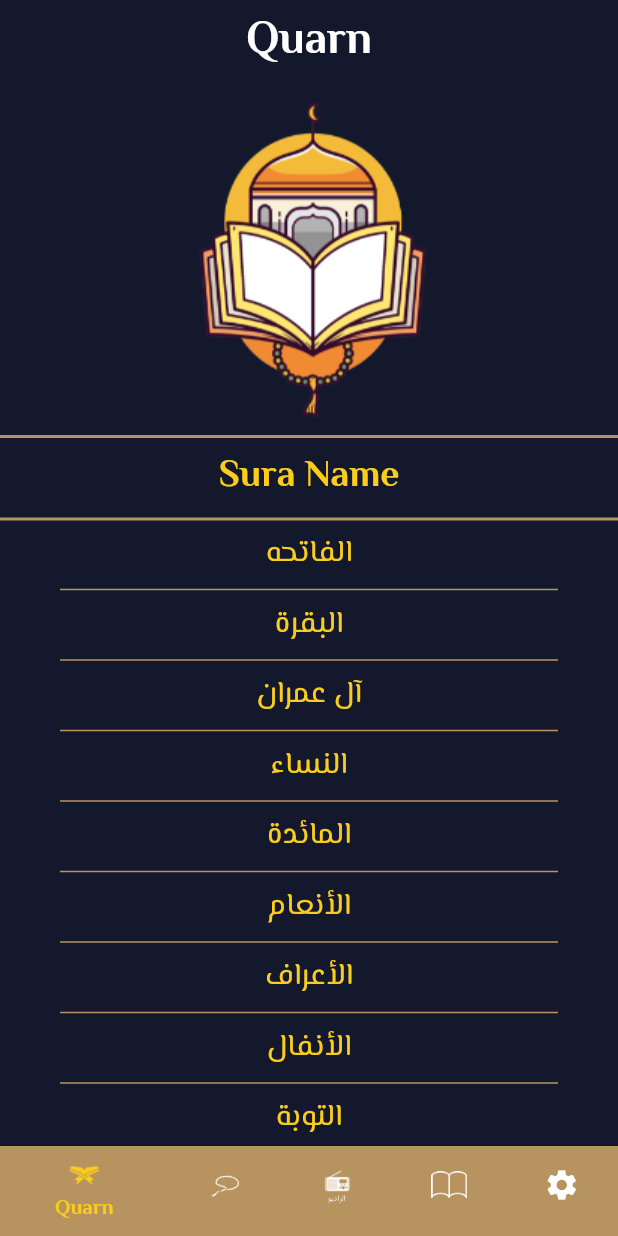
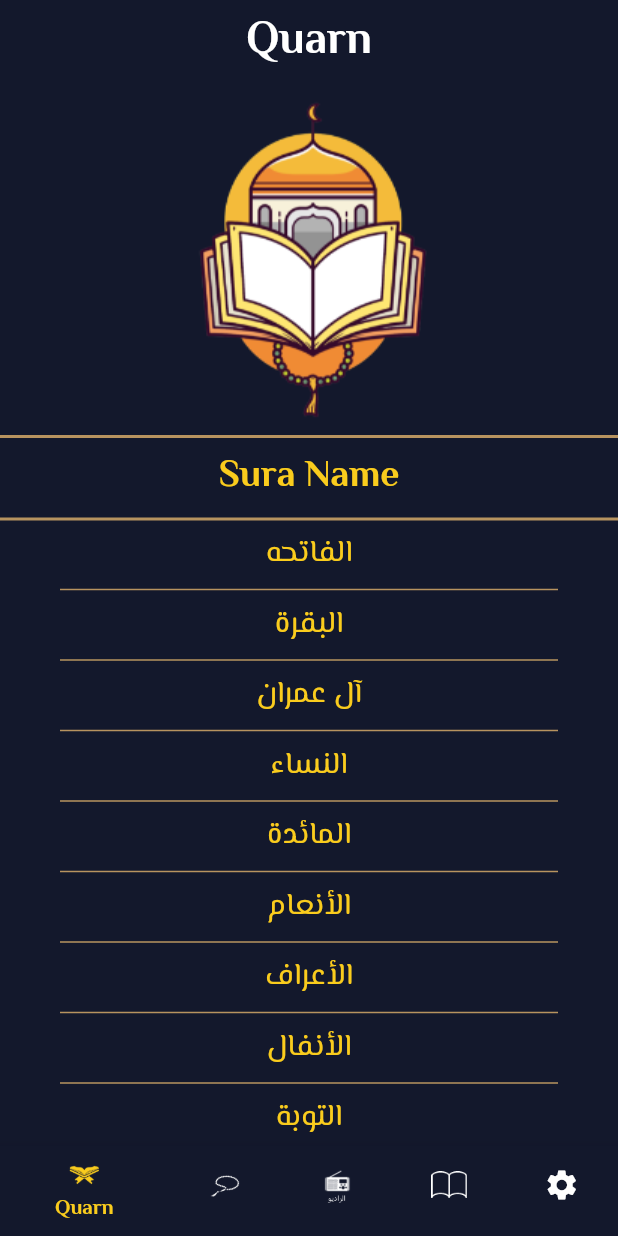
Before and after one commit to osamaromeh10/islamiapp, a Flutter app: the screen it shows after launch, on a phone screen of 412 x 824 dp. Run offline on Flutter 3.47's test engine with Material 2 defaults, Android fonts, the phone set to English and light mode, and no system bars; our stand-ins replace google_fonts, shared_preferences.

Commit message:
add dark theme and enable this Finish Dark Mode Install Dark mode and made a switch between Themes on my app complete 90% of Themeing My Application complete 98% of Themeing My Application

```diff
--- a/lib/home.dart
+++ b/lib/home.dart
@@ -1,5 +1,5 @@
 import 'package:flutter/material.dart';
-import 'package:islami_app/my_Theme_Data.dart';
+
 import 'package:islami_app/tabs/ahadeth_tab.dart';
 import 'package:islami_app/tabs/quarn_tab.dart';
 import 'package:islami_app/tabs/radio_tab.dart';
@@ -24,13 +24,11 @@ class _HomeScreenState extends State<HomeScreen> {
     "Settings",
   ];
   int index = 0;
-
   @override
   Widget build(BuildContext context) {
     return Stack(children: [
       Image.asset(
         "assets/images/background.png",
-
         width: double.infinity,
         height: double.infinity,
         fit: BoxFit.cover,
@@ -49,25 +47,25 @@ class _HomeScreenState extends State<HomeScreen> {
           },
           items: [
             BottomNavigationBarItem(
-                icon: ImageIcon(AssetImage("assets/images/quran.png")),
+                icon: const ImageIcon(AssetImage("assets/images/quran.png")),
                 label: "Quarn",
-                backgroundColor: MyThemeData.PrimaryColor),
+                backgroundColor: Theme.of(context).bottomNavigationBarTheme.backgroundColor),
             BottomNavigationBarItem(
-                icon: ImageIcon(AssetImage("assets/images/sebha.png")),
+                icon: const ImageIcon(AssetImage("assets/images/sebha.png")),
                 label: "Sebha",
-                backgroundColor: MyThemeData.PrimaryColor),
+                backgroundColor: Theme.of(context).bottomNavigationBarTheme.backgroundColor),
             BottomNavigationBarItem(
-                icon: ImageIcon(AssetImage("assets/images/radio.png")),
+                icon: const ImageIcon(AssetImage("assets/images/radio.png")),
                 label: "Radio",
-                backgroundColor: MyThemeData.PrimaryColor),
+                backgroundColor:  Theme.of(context).bottomNavigationBarTheme.backgroundColor),
             BottomNavigationBarItem(
-                icon: ImageIcon(AssetImage("assets/images/ahadeth.png")),
+                icon: const ImageIcon(AssetImage("assets/images/ahadeth.png")),
                 label: "Ahadeth",
-                backgroundColor: MyThemeData.PrimaryColor),
+                backgroundColor:  Theme.of(context).bottomNavigationBarTheme.backgroundColor),
             BottomNavigationBarItem(
-                icon: Icon(Icons.settings),
+                icon: const Icon(Icons.settings),
                 label: "Settings",
-                backgroundColor: MyThemeData.PrimaryColor),
+                backgroundColor: Theme.of(context).bottomNavigationBarTheme.backgroundColor),
           ],
         ),
       ),
@@ -78,7 +76,7 @@ class _HomeScreenState extends State<HomeScreen> {
 List<Widget> tabs = [
   QuarnTab(),
   SebhaTab(),
-  RadioTab(),
-  AhadethTab(),
-  SettingTab(),
+  const RadioTab(),
+  const AhadethTab(),
+  const SettingTab(),
 ];
--- a/lib/my_Theme_Data.dart
+++ b/lib/my_Theme_Data.dart
@@ -2,15 +2,20 @@ import 'package:flutter/material.dart';
 import 'package:google_fonts/google_fonts.dart';
 
 class MyThemeData {
+  static String backgroundligth= "assets/images/background.png";
+  static String backgrounddark= "assets/images/darkback.png";
   static Color PrimaryColor=Color(0xffB7935f);
   static Color PrimaryColorDark=Color(0xff13182c);
   static Color BlackColor=Color(0xff242424);
   static Color whiteColor=Colors.white;
   static Color YellowColor=Color(0xfffacc1d);
   static ThemeData light = ThemeData(
+
       scaffoldBackgroundColor: Colors.transparent,
+
       appBarTheme:  AppBarTheme(
         iconTheme: IconThemeData(color: PrimaryColor,),
+
         color: Colors.transparent,
         elevation: 0.0,
         centerTitle: true,
@@ -22,7 +27,7 @@ class MyThemeData {
           fontWeight: FontWeight.w400,
         ),
         bodyMedium: GoogleFonts.elMessiri(
-          color: const Color(0xffffffff),
+          color: Colors.black,
           fontSize: 25,
           fontWeight: FontWeight.w700,
         ),
@@ -49,8 +54,7 @@ class MyThemeData {
 
   );
   static ThemeData dark = ThemeData(
-      scaffoldBackgroundColor: MyThemeData.PrimaryColorDark,
-
+      scaffoldBackgroundColor: PrimaryColorDark,
       appBarTheme:  AppBarTheme(
         iconTheme: IconThemeData(color: PrimaryColorDark,),
         color: Colors.transparent,
@@ -74,7 +78,7 @@ class MyThemeData {
           fontWeight: FontWeight.bold,
         ),
       ),
-      bottomNavigationBarTheme: BottomNavigationBarThemeData(
+      bottomNavigationBarTheme:BottomNavigationBarThemeData(
         selectedItemColor: Color(0xfffacc1d),
         unselectedItemColor: Colors.white,
         backgroundColor: PrimaryColorDark,
@@ -83,7 +87,8 @@ class MyThemeData {
 
 
 
-      )
+      ),
+
 
 
 
```
